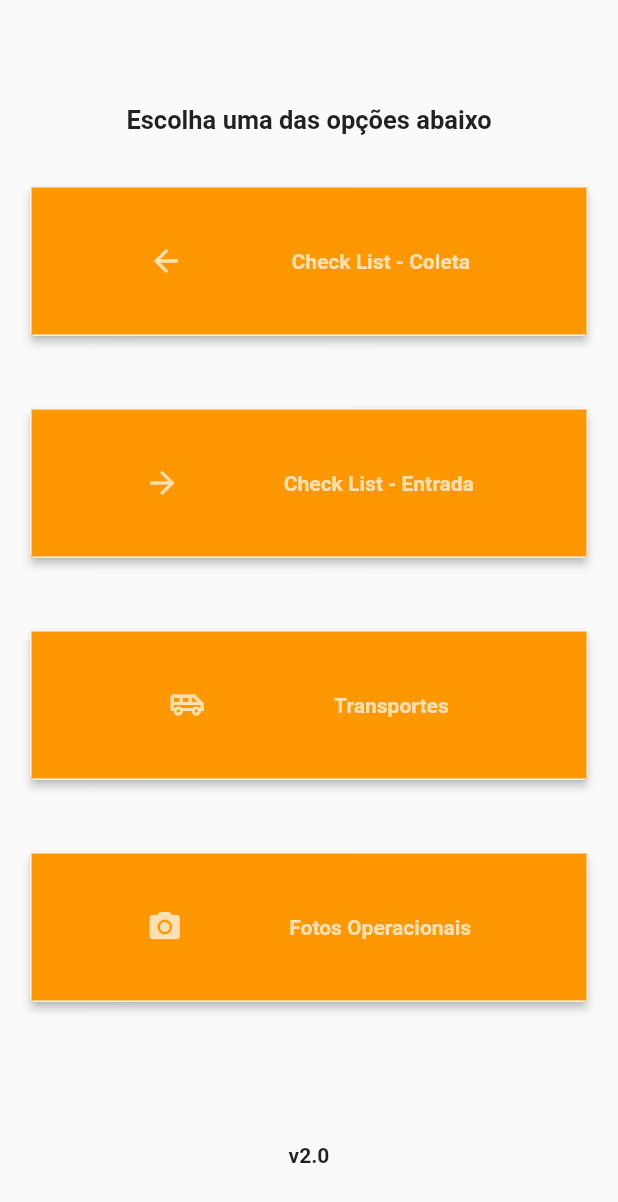
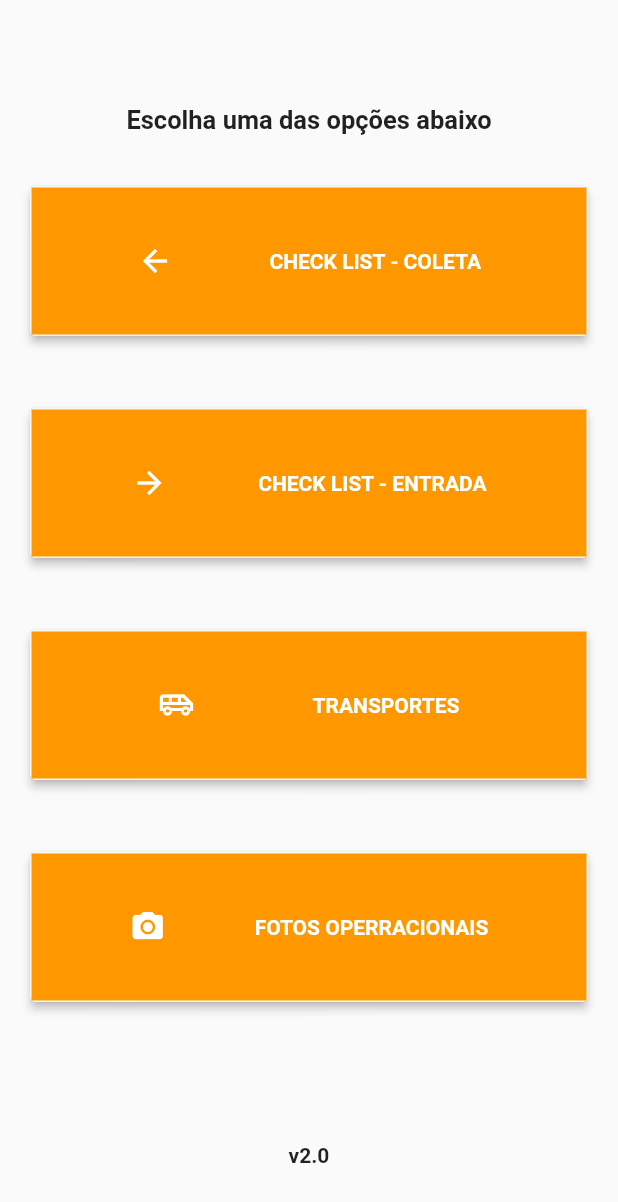
Before and after one commit to viniciusdds/WebView, a Flutter app: the screen it shows after launch, on a phone screen of 412 x 824 dp. Shown: the top 1202 px of the screen. Run offline on Flutter 3.47's test engine with Material 2 defaults, Android fonts, the phone set to English and light mode, and no system bars; our stand-ins replace get, permission_handler; missing offline and left inert: flutter_webview_plugin, network_info_plus, qrscan.

Commit message:
ajuste no layout da fonte dos botões

```diff
--- a/lib/screen/home_page.dart
+++ b/lib/screen/home_page.dart
@@ -49,10 +49,10 @@ class _HomeState extends State<Home> {
                       child: Row(
                         mainAxisAlignment: MainAxisAlignment.spaceEvenly,
                         children: [
-                          Icon(Icons.arrow_back, color: Colors.white70),
-                          Text("Check List - Coleta",
+                          Icon(Icons.arrow_back, color: Colors.white),
+                          Text("CHECK LIST - COLETA",
                             style: TextStyle(
-                                color: Colors.white70,
+                                color: Colors.white,
                                 fontWeight: FontWeight.bold
                             ),
                           )
@@ -65,7 +65,7 @@ class _HomeState extends State<Home> {
                     Navigator.pushReplacement(
                       context,
                       MaterialPageRoute(builder: (context) => WebPage(
-                          "Check List - Coleta",
+                          "CHECK LIST - COLETA",
                           "https://clients.eadiaurora.com.br/check_list_carga/principal.php",
                            widget.userAgent,
                            1
@@ -93,10 +93,10 @@ class _HomeState extends State<Home> {
                       child: Row(
                         mainAxisAlignment: MainAxisAlignment.spaceEvenly,
                         children: [
-                          Icon(Icons.arrow_forward, color: Colors.white70),
-                          Text("Check List - Entrada",
+                          Icon(Icons.arrow_forward, color: Colors.white),
+                          Text("CHECK LIST - ENTRADA",
                             style: TextStyle(
-                                color: Colors.white70,
+                                color: Colors.white,
                                 fontWeight: FontWeight.bold
                             ),
                           )
@@ -136,10 +136,10 @@ class _HomeState extends State<Home> {
                       child: Row(
                         mainAxisAlignment: MainAxisAlignment.spaceEvenly,
                         children: [
-                          Icon(Icons.airport_shuttle_outlined, color: Colors.white70),
-                          Text("Transportes",
+                          Icon(Icons.airport_shuttle_outlined, color: Colors.white),
+                          Text("TRANSPORTES",
                             style: TextStyle(
-                                color: Colors.white70,
+                                color: Colors.white,
                                 fontWeight: FontWeight.bold
                             ),
                           )
@@ -179,10 +179,10 @@ class _HomeState extends State<Home> {
                       child: Row(
                         mainAxisAlignment: MainAxisAlignment.spaceEvenly,
                         children: [
-                          Icon(Icons.photo_camera, color: Colors.white70),
-                          Text("Fotos Operacionais",
+                          Icon(Icons.photo_camera, color: Colors.white),
+                          Text("FOTOS OPERRACIONAIS",
                             style: TextStyle(
-                                color: Colors.white70,
+                                color: Colors.white,
                                 fontWeight: FontWeight.bold
                             ),
                           )
```
